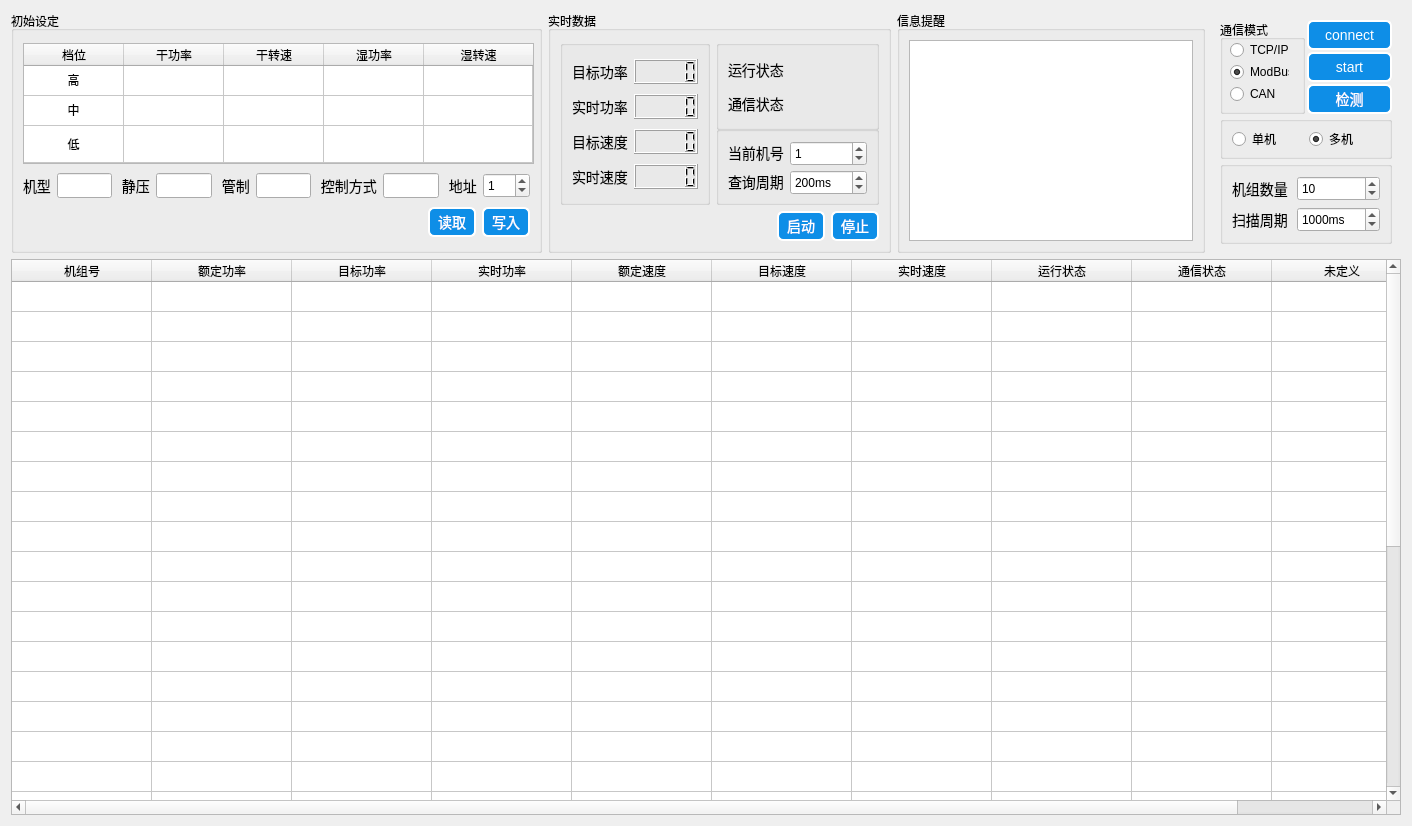
Before: the Qt Designer form userui/fanmotorui.ui in pkzju/QSuperConsole, drawn with Qt 5.
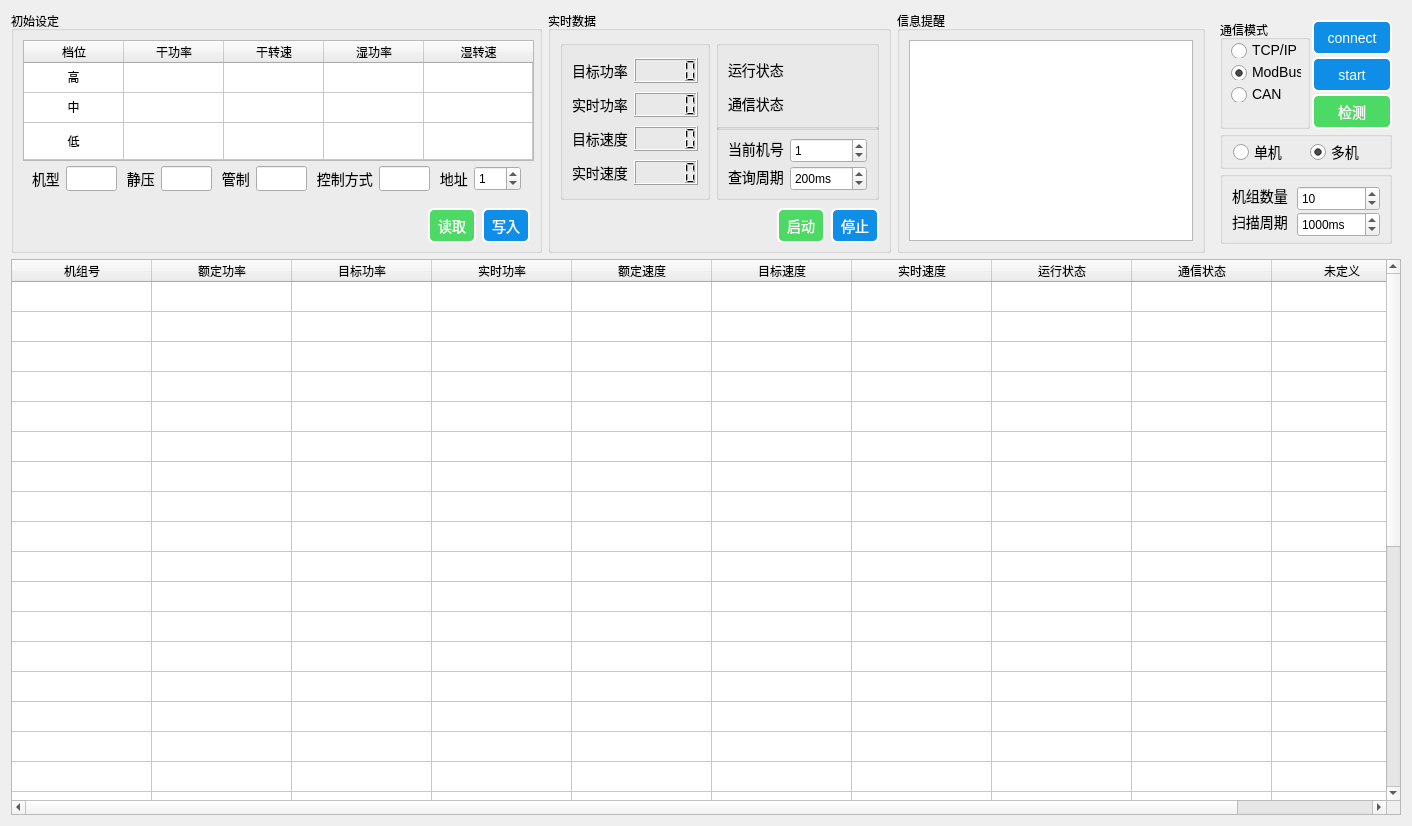
After: the same form once the commit is applied. Icons and pictures are not drawn. Custom widgets are drawn as their Qt base class.

Patch:
```diff
--- a/userui/fanmotorui.ui
+++ b/userui/fanmotorui.ui
@@ -47,9 +47,52 @@
 
 QPushButton:disabled{
     background-color: gray;
-}</string>
+}
+
+
+QCheckBox{
+	font-size: 14px;
+	alignment:center}
+
+
+QRadioButton{
+	font-size: 14px;
+	alignment:center}
+
+    /*RadioButton样式设置*/
+    QRadioButton::indicator { 
+    	width: 17px;
+    	height: 17px;
+    }
+    /*单选框未选中样式*/
+    QRadioButton::indicator::unchecked {
+    	
+    	image: url(:/images/skin/images/radiob-unchecked.png);
+    }
+    /*单选框选中样式*/
+    QRadioButton::indicator::checked { 
+    	image: url(:/images/skin/images/radiob-checked.png);
+    }
+    /*RadioButton和checkbox字体和间距设置*/
+    QRadioButton ,QCheckBox{
+    	spacing: 5px;
+    	font-size: 14px;
+    }
+    /*checkbox样式设置*/
+    QCheckBox::indicator { 
+    	width: 26px;
+    	height: 50px;
+    }
+    /*未选中*/
+    QCheckBox::indicator::unchecked {	
+    	image: url(:/images/skin/images/checkb-unche.png);
+    }
+    /*选中*/
+    QCheckBox::indicator::checked { 
+    	image: url(:/images/skin/images/checkb_check.png);
+    }</string>
   </property>
-  <layout class="QGridLayout" name="gridLayout_7">
+  <layout class="QGridLayout" name="gridLayout_8">
    <item row="0" column="0">
     <widget class="QGroupBox" name="groupBox_4">
      <property name="minimumSize">
@@ -326,6 +369,7 @@
        </widget>
       </item>
       <item row="1" column="0">
+       <widget class="QWidget" name="" native="true">
        <layout class="QHBoxLayout" name="horizontalLayout">
         <item>
          <widget class="QLabel" name="label">
@@ -449,8 +493,22 @@
          </widget>
         </item>
        </layout>
+       </widget>
       </item>
       <item row="2" column="0">
+       <spacer name="verticalSpacer_2">
+        <property name="orientation">
+         <enum>Qt::Vertical</enum>
+        </property>
+        <property name="sizeHint" stdset="0">
+         <size>
+          <width>20</width>
+          <height>4</height>
+         </size>
+        </property>
+       </spacer>
+      </item>
+      <item row="3" column="0">
        <layout class="QHBoxLayout" name="horizontalLayout_7">
         <item>
          <spacer name="horizontalSpacer">
@@ -470,7 +528,7 @@
           <property name="minimumSize">
            <size>
             <width>0</width>
-            <height>30</height>
+            <height>35</height>
            </size>
           </property>
           <property name="maximumSize">
@@ -479,6 +537,28 @@
             <height>30</height>
            </size>
           </property>
+          <property name="styleSheet">
+           <string notr="true">QPushButton{
+    background-color: rgb(76, 218, 100);
+	border-style: outset;
+    border-width: 2px;
+	border-radius: 6px;
+    color: white;
+	font-size: 14px;
+}
+
+QPushButton:hover{
+    background-color: rgb(110, 230, 120);
+}
+
+QPushButton:pressed{
+    background-color: rgb(50, 200, 80);
+}
+
+QPushButton:disabled{
+    background-color: gray;
+}</string>
+          </property>
           <property name="text">
            <string>  读取  </string>
           </property>
@@ -489,7 +569,7 @@
           <property name="minimumSize">
            <size>
             <width>0</width>
-            <height>30</height>
+            <height>35</height>
            </size>
           </property>
           <property name="maximumSize">
@@ -527,7 +607,7 @@
      <property name="title">
       <string>实时数据</string>
      </property>
-     <layout class="QGridLayout" name="gridLayout_8" columnstretch="0,0,0">
+     <layout class="QGridLayout" name="gridLayout_7">
       <item row="0" column="0" rowspan="2">
        <widget class="QGroupBox" name="groupBox">
         <layout class="QGridLayout" name="gridLayout_3">
@@ -626,62 +706,7 @@
         </layout>
        </widget>
       </item>
-      <item row="2" column="0" colspan="3">
-       <layout class="QHBoxLayout" name="horizontalLayout_4">
-        <item>
-         <spacer name="horizontalSpacer_4">
-          <property name="orientation">
-           <enum>Qt::Horizontal</enum>
-          </property>
-          <property name="sizeHint" stdset="0">
-           <size>
-            <width>40</width>
-            <height>20</height>
-           </size>
-          </property>
-         </spacer>
-        </item>
-        <item>
-         <widget class="QPushButton" name="pushButton_startMotor">
-          <property name="minimumSize">
-           <size>
-            <width>0</width>
-            <height>30</height>
-           </size>
-          </property>
-          <property name="maximumSize">
-           <size>
-            <width>16777215</width>
-            <height>30</height>
-           </size>
-          </property>
-          <property name="text">
-           <string>  启动  </string>
-          </property>
-         </widget>
-        </item>
-        <item>
-         <widget class="QPushButton" name="pushButton_stopMotor">
-          <property name="minimumSize">
-           <size>
-            <width>0</width>
-            <height>30</height>
-           </size>
-          </property>
-          <property name="maximumSize">
-           <size>
-            <width>16777215</width>
-            <height>30</height>
-           </size>
-          </property>
-          <property name="text">
-           <string>  停止  </string>
-          </property>
-         </widget>
-        </item>
-       </layout>
-      </item>
-      <item row="0" column="1" colspan="2">
+      <item row="0" column="1">
        <widget class="QGroupBox" name="groupBox">
         <property name="minimumSize">
          <size>
@@ -720,7 +745,7 @@
         </layout>
        </widget>
       </item>
-      <item row="1" column="1" colspan="2">
+      <item row="1" column="1">
        <widget class="QGroupBox" name="groupBox">
         <layout class="QGridLayout" name="gridLayout_6">
          <item row="0" column="0">
@@ -784,6 +809,96 @@
         </layout>
        </widget>
       </item>
+      <item row="2" column="1">
+       <spacer name="verticalSpacer">
+        <property name="orientation">
+         <enum>Qt::Vertical</enum>
+        </property>
+        <property name="sizeHint" stdset="0">
+         <size>
+          <width>20</width>
+          <height>17</height>
+         </size>
+        </property>
+       </spacer>
+      </item>
+      <item row="3" column="0" colspan="2">
+       <layout class="QHBoxLayout" name="horizontalLayout_4">
+        <item>
+         <spacer name="horizontalSpacer_4">
+          <property name="orientation">
+           <enum>Qt::Horizontal</enum>
+          </property>
+          <property name="sizeHint" stdset="0">
+           <size>
+            <width>40</width>
+            <height>20</height>
+           </size>
+          </property>
+         </spacer>
+        </item>
+        <item>
+         <widget class="QPushButton" name="pushButton_startMotor">
+          <property name="minimumSize">
+           <size>
+            <width>0</width>
+            <height>35</height>
+           </size>
+          </property>
+          <property name="maximumSize">
+           <size>
+            <width>16777215</width>
+            <height>30</height>
+           </size>
+          </property>
+          <property name="styleSheet">
+           <string notr="true">QPushButton{
+    background-color: rgb(76, 218, 100);
+	border-style: outset;
+    border-width: 2px;
+	border-radius: 6px;
+    color: white;
+	font-size: 14px;
+}
+
+QPushButton:hover{
+    background-color: rgb(110, 230, 120);
+}
+
+QPushButton:pressed{
+    background-color: rgb(50, 200, 80);
+}
+
+QPushButton:disabled{
+    background-color: gray;
+}</string>
+          </property>
+          <property name="text">
+           <string>  启动  </string>
+          </property>
+         </widget>
+        </item>
+        <item>
+         <widget class="QPushButton" name="pushButton_stopMotor">
+          <property name="minimumSize">
+           <size>
+            <width>0</width>
+            <height>35</height>
+           </size>
+          </property>
+          <property name="maximumSize">
+           <size>
+            <width>16777215</width>
+            <height>30</height>
+           </size>
+          </property>
+          <property name="text">
+           <string>  停止  </string>
+          </property>
+         </widget>
+        </item>
+       </layout>
+      </item>
      </layout>
     </widget>
    </item>
@@ -941,6 +1056,12 @@
       </property>
       <item row="0" column="0" rowspan="3">
        <widget class="QGroupBox" name="groupBox_7">
+        <property name="minimumSize">
+         <size>
+          <width>90</width>
+          <height>0</height>
+         </size>
+        </property>
         <property name="title">
          <string>通信模式</string>
         </property>
@@ -949,7 +1070,7 @@
           <rect>
            <x>10</x>
            <y>22</y>
-           <width>59</width>
+           <width>71</width>
            <height>16</height>
           </rect>
          </property>
@@ -965,7 +1086,7 @@
           <rect>
            <x>10</x>
            <y>44</y>
-           <width>59</width>
+           <width>71</width>
            <height>16</height>
           </rect>
          </property>
@@ -981,7 +1102,7 @@
           <rect>
            <x>10</x>
            <y>66</y>
-           <width>59</width>
+           <width>71</width>
            <height>16</height>
           </rect>
          </property>
@@ -999,13 +1120,13 @@
         <property name="minimumSize">
          <size>
           <width>0</width>
-          <height>30</height>
+          <height>35</height>
          </size>
         </property>
         <property name="maximumSize">
          <size>
-          <width>16777215</width>
-          <height>30</height>
+          <width>80</width>
+          <height>35</height>
          </size>
         </property>
         <property name="text">
@@ -1018,13 +1139,13 @@
         <property name="minimumSize">
          <size>
           <width>0</width>
-          <height>30</height>
+          <height>35</height>
          </size>
         </property>
         <property name="maximumSize">
          <size>
-          <width>16777215</width>
-          <height>30</height>
+          <width>80</width>
+          <height>35</height>
          </size>
         </property>
         <property name="text">
@@ -1037,15 +1158,37 @@
         <property name="minimumSize">
          <size>
           <width>0</width>
-          <height>30</height>
+          <height>35</height>
          </size>
         </property>
         <property name="maximumSize">
          <size>
-          <width>16777215</width>
-          <height>30</height>
+          <width>80</width>
+          <height>35</height>
          </size>
         </property>
+        <property name="styleSheet">
+         <string notr="true">QPushButton{
+    background-color: rgb(76, 218, 100);
+	border-style: outset;
+    border-width: 2px;
+	border-radius: 6px;
+    color: white;
+	font-size: 14px;
+}
+
+QPushButton:hover{
+    background-color: rgb(110, 230, 120);
+}
+
+QPushButton:pressed{
+    background-color: rgb(50, 200, 80);
+}
+
+QPushButton:disabled{
+    background-color: gray;
+}</string>
+        </property>
         <property name="text">
          <string>  检测  </string>
         </property>
```
Left out of the diff: 245 changed lines with no effect on the pictures. Lines whose indentation alone changed are shown as unchanged.
